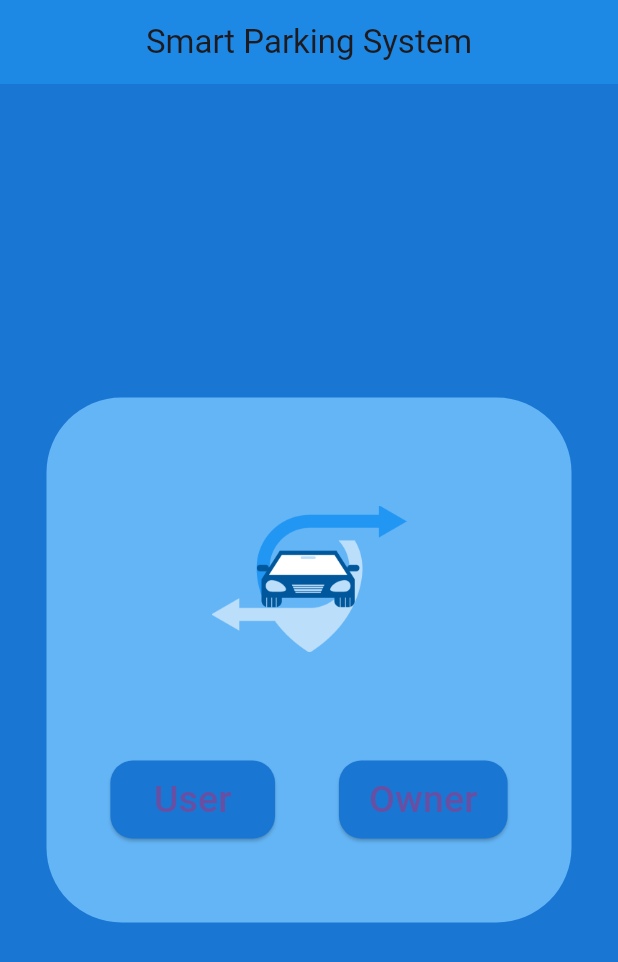
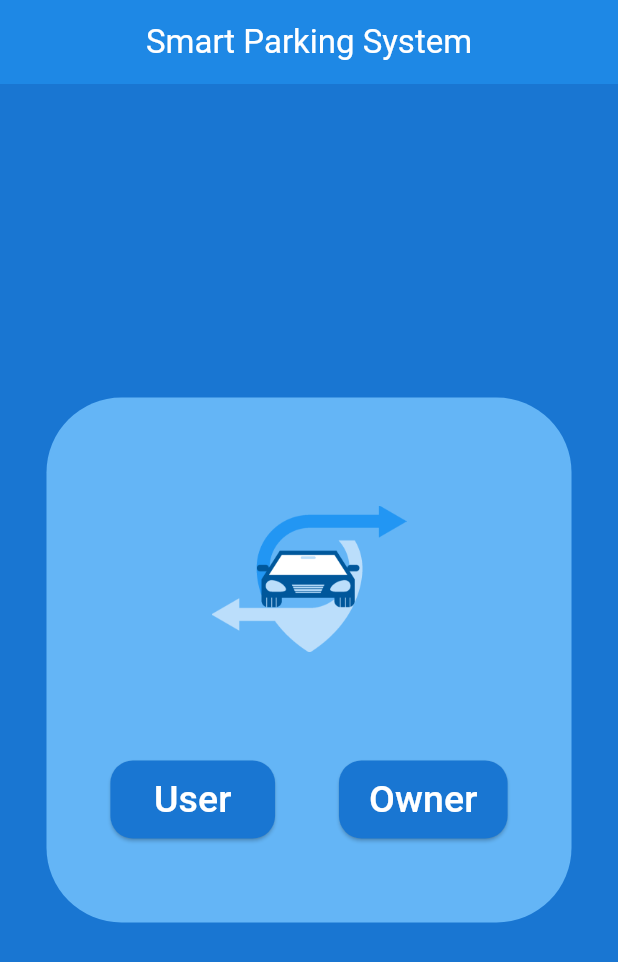
Before and after one commit to Muhammad-Anfaal/Smart_Parking_System, a Flutter app: the screen it shows after launch, on a phone screen of 412 x 824 dp. Shown: the top 962 px of the screen. Run offline on Flutter 3.47's test engine with Material 3 defaults, Android fonts, the phone set to English and light mode, and no system bars; our stand-ins replace animated_splash_screen, form_field_validator, google_fonts, image_picker, rflutter_alert, shared_preferences and 1 more; missing offline and left inert: mailer.

```diff
--- a/frontend/smart_parking_system/lib/main.dart
+++ b/frontend/smart_parking_system/lib/main.dart
@@ -30,7 +30,7 @@ class MyApp extends StatelessWidget {
   Widget build(BuildContext context) {
     return MaterialApp(
       debugShowCheckedModeBanner: false,
-      initialRoute: '/home_page_user',
+      initialRoute: '/',
       onGenerateRoute: (settings) {
         if (settings.name == '/log_in') {
           final args = settings.arguments as Map<String, String>? ?? {};
--- a/frontend/smart_parking_system/lib/screens/log_in.dart
+++ b/frontend/smart_parking_system/lib/screens/log_in.dart
@@ -84,7 +84,8 @@ class _LogInPageState extends State<LogInPage> {
     return Scaffold(
       appBar: AppBar(
         backgroundColor: Colors.blue[600],
-        title: const Text('Smart Parking System'),
+        title: const Text("Smart Parking System",
+            style: TextStyle(color: Colors.white)),
         centerTitle: true,
         automaticallyImplyLeading: false,
       ),
@@ -206,6 +207,9 @@ class _LogInPageState extends State<LogInPage> {
                             context: context,
                             title: '',
                             desc: 'Invalid Credentials.',
+                            style: const AlertStyle(
+                              overlayColor: Colors.black,
+                            ),
                           ).show();
                         }
                       }
--- a/frontend/smart_parking_system/lib/screens/owner/register_parking_area.dart
+++ b/frontend/smart_parking_system/lib/screens/owner/register_parking_area.dart
@@ -139,7 +139,6 @@ class _ElevatedCardExampleState extends State<ElevatedCardExample> {
         // Check if email is not null
         parkingAreaRegister(email, nameController.text, locationController.text,
             int.parse(capacityController.text), _imageBytes, 'Active', context);
-        Navigator.pop(context);
       } else {
         print('Email is null');
       }
--- a/frontend/smart_parking_system/lib/screens/select_module.dart
+++ b/frontend/smart_parking_system/lib/screens/select_module.dart
@@ -25,7 +25,8 @@ class _SelectModuleState extends State<SelectModule> {
     preferences();
     return Scaffold(
       appBar: AppBar(
-        title: const Text("Smart Parking System"),
+        title: const Text("Smart Parking System",
+            style: TextStyle(color: Colors.white)),
         centerTitle: true,
         backgroundColor: Colors.blue[600],
         automaticallyImplyLeading: false,
@@ -75,6 +76,7 @@ class _SelectModuleState extends State<SelectModule> {
                               'User',
                               style: TextStyle(
                                 fontSize: 25.0,
+                                color: Colors.white,
                               ),
                             ),
                           ),
@@ -97,6 +99,7 @@ class _SelectModuleState extends State<SelectModule> {
                               'Owner',
                               style: TextStyle(
                                 fontSize: 25.0,
+                                color: Colors.white,
                               ),
                             ),
                           ),
```
